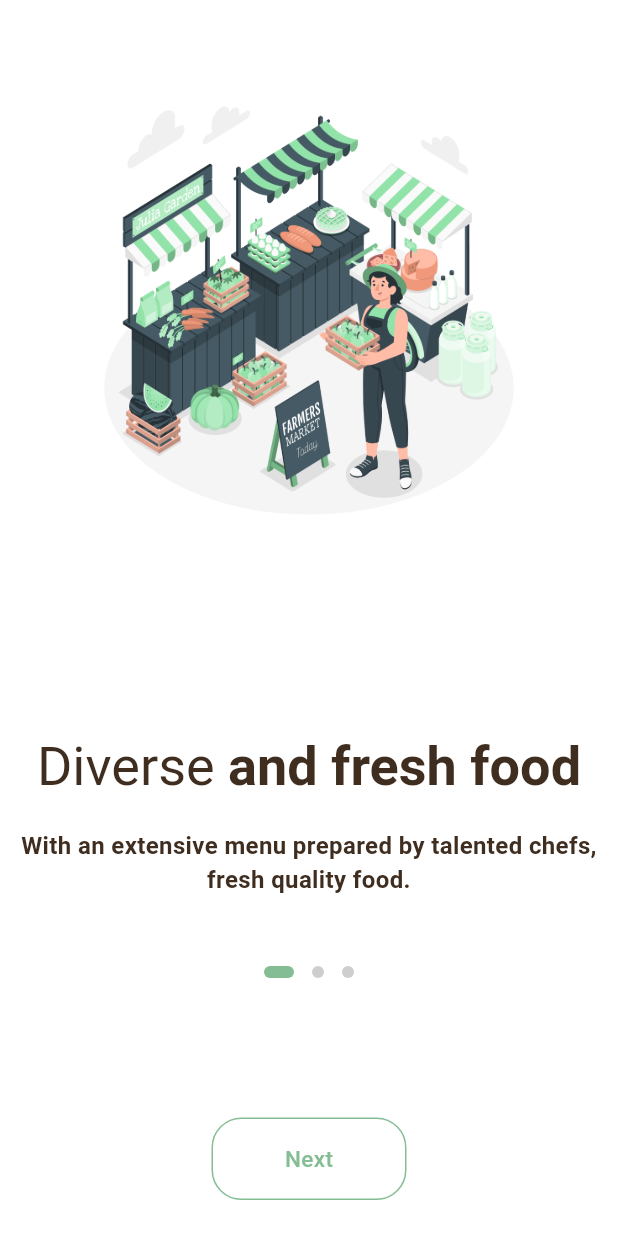
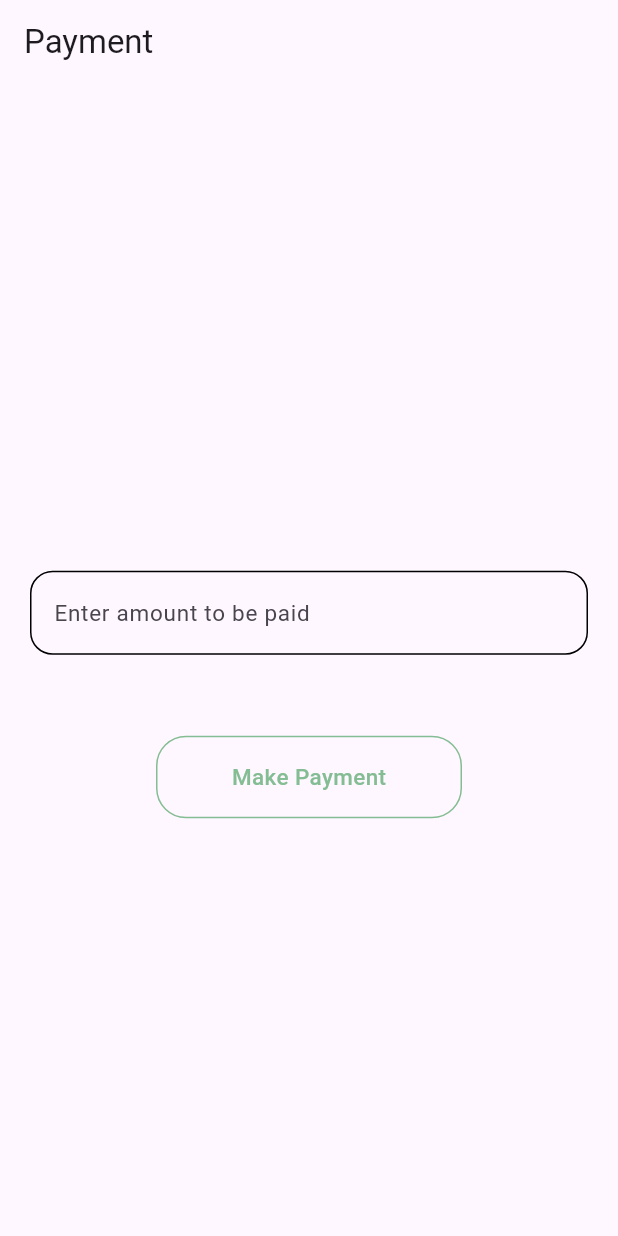
Before and after one commit to teotia-codes/FarmlyApp, a Flutter app: the screen it shows after launch, on a phone screen of 412 x 824 dp. Run offline on Flutter 3.47's test engine with Material 3 defaults, Android fonts, the phone set to English and light mode, and no system bars; drawn by our look-alikes of dots_indicator; our stand-ins replace animate_do, file_picker, flutter_svg, fluttertoast; missing offline and left inert: razorpay_flutter.

Commit message:
razorpay  integerated

```diff
--- a/lib/main.dart
+++ b/lib/main.dart
@@ -1,4 +1,5 @@
 import 'package:app/onboarding.dart';
+import 'package:app/razorpay/razorpay.dart';
 import 'package:flutter/material.dart';
 
 void main() {
@@ -33,7 +34,7 @@ class MyApp extends StatelessWidget {
         colorScheme: ColorScheme.fromSeed(seedColor: Colors.deepPurple),
         useMaterial3: true,
       ),
-      home: const FoochiOnboardingView(),
+      home: RazorPayPage(),
     );
   }
 }
--- /dev/null
+++ b/lib/razorpay/razorpay.dart
@@ -0,0 +1,128 @@
+import 'package:app/onboarding.dart';
+import 'package:flutter/material.dart';
+import 'package:fluttertoast/fluttertoast.dart';
+import 'package:razorpay_flutter/razorpay_flutter.dart';
+
+class RazorPayPage extends StatefulWidget {
+  const RazorPayPage({super.key});
+
+  @override
+  State<RazorPayPage> createState() => _RazorPayPageState();
+}
+
+class _RazorPayPageState extends State<RazorPayPage> {
+ late Razorpay _razorpay;
+ TextEditingController amt = TextEditingController();
+
+ void checkout(amt) async {
+  amt = amt *100;
+  var options = {
+    'key' : 'rzp_test_GcZZFDPP0jHtC4',
+    'amount': amt,
+    'name': 'Farmly',
+    'prefill': {
+      'contact': '1234567890', 'email': 'test@gmail.com'
+    },
+    'external':{
+      'wallets': ['paytm']
+    }
+  };
+  try{
+    _razorpay.open(options);
+  }catch(e){
+    debugPrint("Error : $e");
+  }
+ }
+
+  void handlePaymentSucess(PaymentSuccessResponse response){
+    Fluttertoast.showToast(msg: "Payment Succesful"+response.paymentId!, toastLength: Toast.LENGTH_LONG);
+  }
+
+ void handlePaymentError(PaymentFailureResponse response){
+    Fluttertoast.showToast(msg: "Payment Fail"+response.message!, toastLength: Toast.LENGTH_LONG);
+  }
+
+ void handleExternalWallet(ExternalWalletResponse response){
+    Fluttertoast.showToast(msg: "External Wallet "+response.walletName!, toastLength: Toast.LENGTH_LONG);
+  }
+
+ @override
+  void dispose() {
+    // TODO: implement dispose
+    super.dispose();
+    _razorpay.clear();
+  }
+
+  @override
+  void initState() {
+    // TODO: implement initState
+    super.initState();
+    _razorpay = Razorpay();
+    _razorpay.on(Razorpay.EVENT_PAYMENT_SUCCESS, handlePaymentSucess);
+    _razorpay.on(Razorpay.EVENT_PAYMENT_ERROR, handlePaymentError);
+    _razorpay.on(Razorpay.EVENT_EXTERNAL_WALLET, handleExternalWallet);
+
+
+  }
+  @override
+  Widget build(BuildContext context) {
+    return Scaffold(
+      appBar: AppBar(
+        title: const Text("Payment"),
+      ),
+      body: Column(
+        crossAxisAlignment: CrossAxisAlignment.center,
+        mainAxisAlignment: MainAxisAlignment.center,
+        children: [
+
+          const SizedBox(height: 30,),
+          Padding(
+            padding: const EdgeInsets.all(20.0),
+            child: TextFormField(
+              cursorColor: Colors.white,
+              autofocus: false,
+              decoration: const InputDecoration(
+                labelText: "Enter amount to be paid",
+                labelStyle: TextStyle(fontSize: 15,),
+                border: OutlineInputBorder(                  borderSide: BorderSide(
+
+                    color: Colors.black,
+                    width: 1
+                  )
+                ),
+                enabledBorder: OutlineInputBorder(
+                  borderRadius: BorderRadius.all(Radius.circular(15)),
+                  borderSide: BorderSide(
+
+                    color: Colors.black,
+                    width: 1
+                  )
+                ),
+                errorStyle: TextStyle(color: Colors.redAccent, fontSize: 15)
+              ),
+              controller: amt,
+              validator: (value){
+                if(value ==  null || value.isEmpty){
+                  return "Please enter amount to be paid";
+                }
+                return null;
+              },
+            ),
+          ),
+          const SizedBox(height: 30,),
+           Padding(
+             padding: const EdgeInsets.only(left: 100, right: 100),
+             child: CustomOutlinedButton(onTap: (){
+                   if(amt.text.toString().isNotEmpty){
+                setState(() {
+                  int amount = int.parse(amt.text.toString());
+                  checkout(amount);
+                });
+              }
+             }, text: "Make Payment"),
+           )
+        ],
+      ),
+    );
+  }
+}
--- a/pubspec.yaml
+++ b/pubspec.yaml
@@ -39,6 +39,8 @@ dependencies:
   animate_do: ^3.3.4
   file_picker: ^8.1.2
   flutter_svg: ^2.0.10+1
+  razorpay_flutter: ^1.3.7
+  fluttertoast: ^8.2.8
 
 dev_dependencies:
   flutter_test:
```
Also changed, not shown: pubspec.lock.
